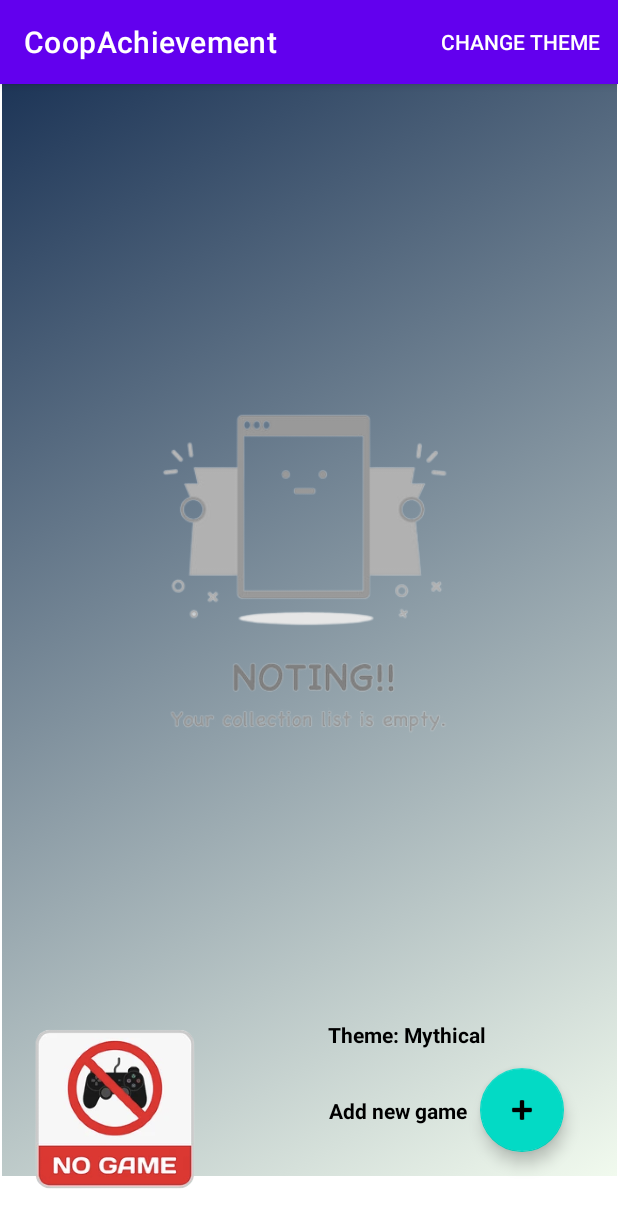
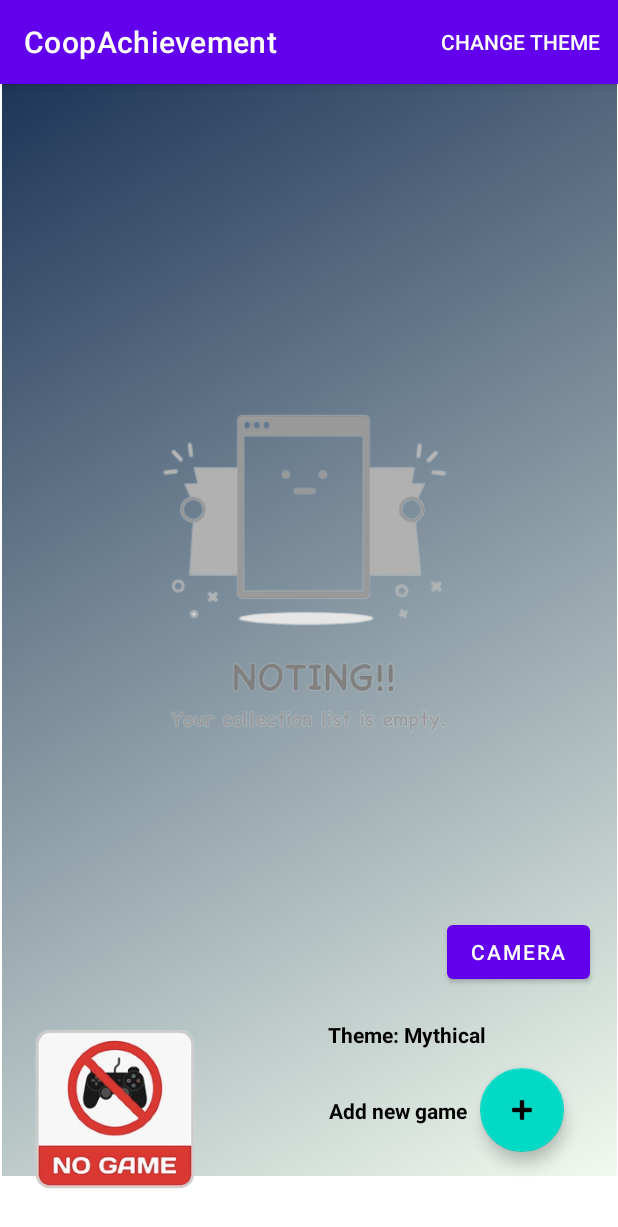
Before and after one commit to FraserW123/CoopAchievement, an Android app: the screen it shows after launch (MainActivity), on a phone screen of 412 x 824 dp. Shown: the top 1227 px of the screen. Run offline under Robolectric (Android 15) with nearby library versions, the phone set to English and light mode, and no system bars.

Commit message:
Setting up camera to take pictures and display them
Fraser and Lazar

```diff
--- a/app/src/main/java/com/example/coopachievement/MainActivity.java
+++ b/app/src/main/java/com/example/coopachievement/MainActivity.java
@@ -1,15 +1,26 @@
 package com.example.coopachievement;
 
+import androidx.activity.result.ActivityResult;
+import androidx.activity.result.ActivityResultCallback;
+import androidx.activity.result.ActivityResultLauncher;
+import androidx.activity.result.contract.ActivityResultContract;
+import androidx.activity.result.contract.ActivityResultContracts;
 import androidx.annotation.NonNull;
+import androidx.annotation.Nullable;
 import androidx.appcompat.app.AppCompatActivity;
+import androidx.core.app.ActivityOptionsCompat;
 
+import android.app.Activity;
 import android.content.Intent;
 import android.content.SharedPreferences;
+import android.graphics.Bitmap;
 import android.graphics.drawable.AnimationDrawable;
 import android.os.Bundle;
+import android.provider.MediaStore;
 import android.view.Menu;
 import android.view.MenuItem;
 import android.widget.ArrayAdapter;
+import android.widget.Button;
 import android.widget.ImageView;
 import android.widget.ListView;
 import android.widget.TextView;
@@ -27,13 +38,18 @@ import java.util.List;
  * it also persists the previous and history of games in the listview
  */
 public class MainActivity extends AppCompatActivity {
+
     GameConfig gameConfig = GameConfig.getInstance();
     ListView lvManager;
     ImageView nogames;
     ImageView nolist;
     TextView themeName;
     AnimationDrawable my_background_anime;
+    ImageView testImage;
     ImageView animationbackground;
+    ActivityResultLauncher<Intent> activityResultLauncher;
+
+
     @Override
     protected void onCreate(Bundle savedInstanceState)
     {
@@ -43,13 +59,18 @@ public class MainActivity extends AppCompatActivity {
             Intent intent = new Intent(this, GameTitle.class);
             startActivity(intent);
         });
-
+        testImage = findViewById(R.id.test_image);
         animationbackground = findViewById(R.id.animatedmainView);
         nogames = findViewById(R.id.nogames);
         nolist = findViewById(R.id.nolist);
         gameConfig.setTheme(getResources().getStringArray(R.array.achievements));
         themeName = findViewById(R.id.tvTheme);
         themeName.setText("Theme: "+gameConfig.getTheme());
+
+        displayImageTaken();
+        useCamera();
+
+
         back_anime();
         populateListView();
         listClick();
@@ -57,6 +78,28 @@ public class MainActivity extends AppCompatActivity {
 
 
     }
+
+    private void useCamera() {
+        Button camera = findViewById(R.id.btn_camera);
+        camera.setOnClickListener(v->{
+            Intent intent = new Intent(MediaStore.ACTION_IMAGE_CAPTURE);
+            activityResultLauncher.launch(intent);
+
+        });
+    }
+
+    private void displayImageTaken() {
+        activityResultLauncher = registerForActivityResult(new ActivityResultContracts.StartActivityForResult(),
+                result -> {
+                    if(result.getResultCode() == RESULT_OK && result.getData() != null){
+                        Bundle bundle = result.getData().getExtras();
+                        Bitmap bitmap =(Bitmap) bundle.get("data");
+                        testImage.setImageBitmap(bitmap);
+
+                    }
+                });
+    }
+
 
     private void back_anime() {
         animationbackground.setBackgroundResource(R.drawable.gradient);
--- a/app/src/main/res/layout/activity_add_score.xml
+++ b/app/src/main/res/layout/activity_add_score.xml
@@ -86,13 +86,11 @@
         android:id="@+id/lv_display_levels"
         android:layout_width="391dp"
         android:layout_height="210dp"
+        android:layout_marginTop="400dp"
         android:scrollbarSize="12sp"
-        app:layout_constraintBottom_toBottomOf="parent"
         app:layout_constraintEnd_toEndOf="parent"
-        app:layout_constraintHorizontal_bias="0.8"
         app:layout_constraintStart_toStartOf="parent"
-        app:layout_constraintTop_toTopOf="parent"
-        app:layout_constraintVertical_bias="0.959" />
+        app:layout_constraintTop_toTopOf="parent" />
 
     <TextView
         android:id="@+id/tv_see_achiev_levels"
--- a/app/src/main/res/layout/activity_main.xml
+++ b/app/src/main/res/layout/activity_main.xml
@@ -77,7 +77,10 @@
         app:layout_constraintEnd_toEndOf="parent"
         app:layout_constraintStart_toStartOf="parent"
         app:layout_constraintTop_toTopOf="parent"
-        app:layout_constraintVertical_bias="0.0" />
+        app:layout_constraintVertical_bias="0.0" >
+
+
+    </ListView>
 
     <TextView
         android:id="@+id/tvTheme"
@@ -93,5 +96,28 @@
         app:layout_constraintTop_toTopOf="parent"
         app:layout_constraintVertical_bias="0.836" />
 
+    <Button
+        android:id="@+id/btn_camera"
+        android:layout_width="wrap_content"
+        android:layout_height="wrap_content"
+        android:text="Camera"
+        app:layout_constraintBottom_toBottomOf="parent"
+        app:layout_constraintEnd_toEndOf="parent"
+        app:layout_constraintHorizontal_bias="0.94"
+        app:layout_constraintStart_toStartOf="parent"
+        app:layout_constraintTop_toTopOf="parent"
+        app:layout_constraintVertical_bias="0.77" />
+
+    <ImageView
+        android:id="@+id/test_image"
+        android:layout_width="263dp"
+        android:layout_height="254dp"
+        app:layout_constraintBottom_toBottomOf="parent"
+        app:layout_constraintEnd_toEndOf="parent"
+        app:layout_constraintStart_toStartOf="parent"
+        app:layout_constraintTop_toTopOf="parent"
+        app:layout_constraintVertical_bias="0.65999997"
+         />
+
 
 </androidx.constraintlayout.widget.ConstraintLayout>
```
